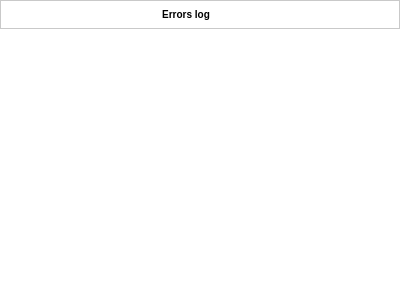
Before: the Qt Designer form plugins/perspective/GraphPerspective/designer/GraphPerspectiveLogger.ui in vadivelselvaraj/TulipGLImprovement, drawn with Qt 5.
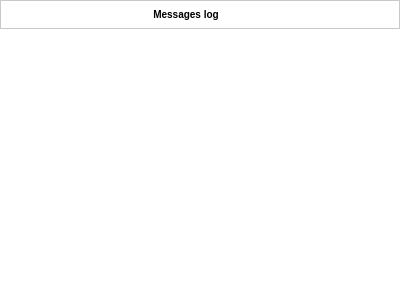
After: the same form once the commit is applied. Icons and pictures are not drawn.

The edit to the form file:
```diff
--- a/plugins/perspective/GraphPerspective/designer/GraphPerspectiveLogger.ui
+++ b/plugins/perspective/GraphPerspective/designer/GraphPerspectiveLogger.ui
@@ -38,7 +38,7 @@
 color: black;</string>
        </property>
        <property name="text">
-        <string>Errors log</string>
+        <string>Messages log</string>
        </property>
        <property name="alignment">
         <set>Qt::AlignCenter</set>
```
